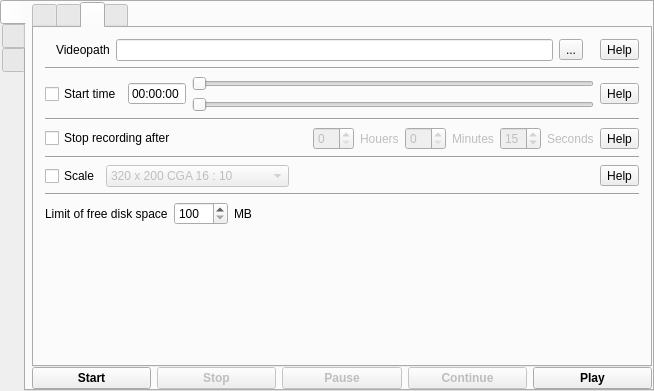
Qt form mainwindow.ui (vkohaupt/vokoscreenNG) before a commit.
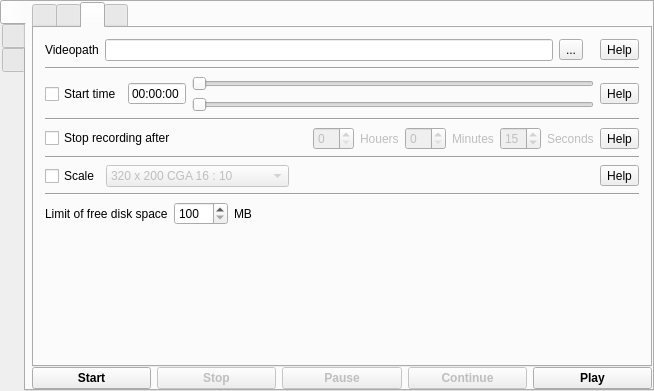
The same form after that commit. The open tabs and pages were chosen to show the change. Icons and pictures are not drawn.

Commit message: Aenderungen nachgetragen

Patch:
```diff
--- a/mainwindow.ui
+++ b/mainwindow.ui
@@ -529,6 +529,9 @@
                  <enum>QFrame::Raised</enum>
                 </property>
                 <layout class="QHBoxLayout" name="horizontalLayout_20">
+                 <property name="leftMargin">
+                  <number>0</number>
+                 </property>
                  <property name="topMargin">
                   <number>0</number>
                  </property>
```
Left out of the diff: 4 changed lines with no effect on the pictures. The commit also changes 1 other file.
